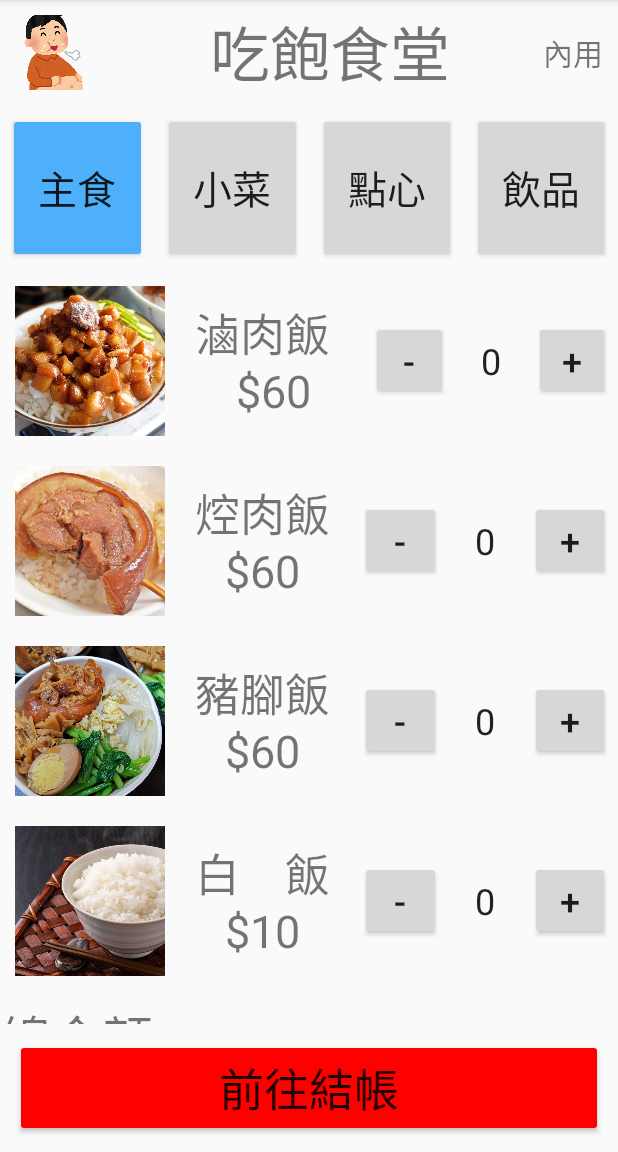
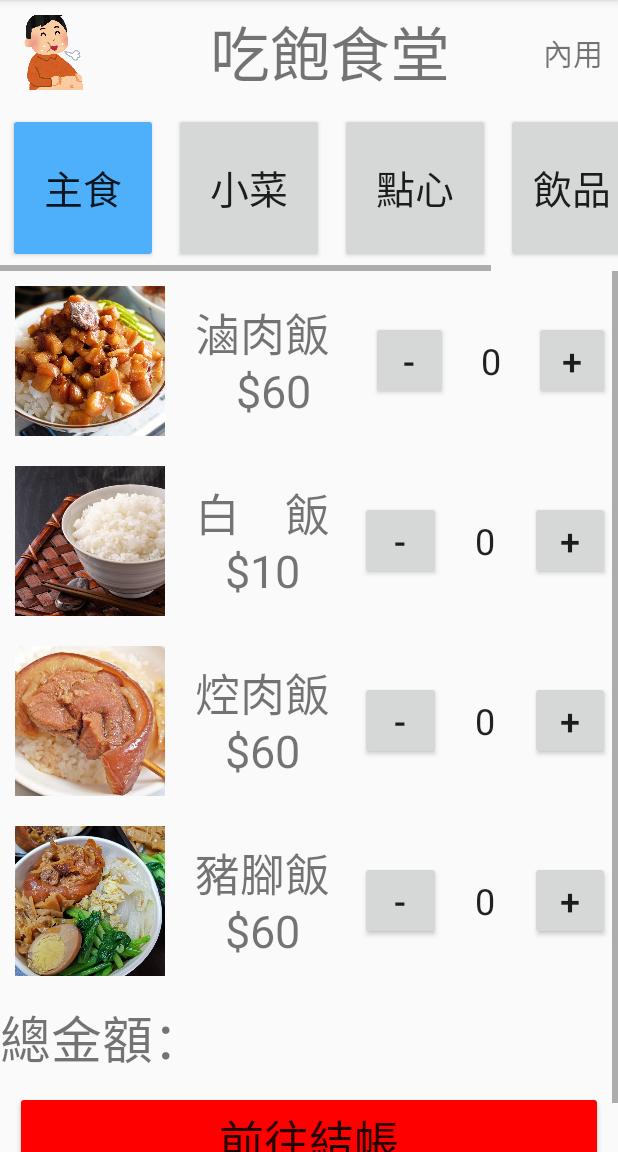
Before and after one commit to ace5718/orderSystem, an Android app: the screen it shows after launch (MainActivity2), after a tap on an icon or button, on a phone screen of 412 x 824 dp, the part 84-1236 px from its top. Run offline under Robolectric (Android 15) with nearby library versions, the phone set to English and light mode, and no system bars; 2 statements that could not run were skipped.

Commit message:
新增 scrollbar 加註解

```diff
--- a/app/src/main/java/com/example/ordersystem/MainActivity.kt
+++ b/app/src/main/java/com/example/ordersystem/MainActivity.kt
@@ -6,86 +6,29 @@ import android.os.Bundle
 import android.widget.ImageView
 import androidx.core.util.rangeTo
 
+class MainActivity : AppCompatActivity() {
 
-class FoodData (_name: String, _price: Int, _imgUrl: String,_type: Int , _count :Int){
-    val name = _name
-    val price = _price
-    val imgUrl = _imgUrl
-    val type = _type
-    var count = _count
-}
-
-class MainData(){
-    var orderType = 0
-    var foodType = ArrayList<String>()
-    var foodDataArray = ArrayList<FoodData>()
-    var total = 0
-    var nowFoodType = 0
-
-    init {
-        this.getFoodData()
-        this.getFoodType()
-    }
-
-    private fun getFoodData(){
-        val data = arrayOf(
-            arrayOf("滷肉飯", 60, "", 0),
-            arrayOf("控肉販", 60, "", 0),
-            arrayOf("豬腳飯", 60, "", 0),
-            arrayOf("白　飯", 10, "", 0),
-
-            arrayOf("煲青菜", 30, "", 1),
-            arrayOf("皮蛋豆腐", 40, "", 1),
-            arrayOf("滷豬腳", 75, "", 1),
-            arrayOf("荷包蛋", 10, "", 1),
-
-            arrayOf("奶　烙", 40, "", 2),
-            arrayOf("冰淇淋", 40, "", 2),
-            arrayOf("手工布丁", 40, "", 2),
-            arrayOf("花生麻糬", 10, "", 2),
-
-            arrayOf("可口可樂", 30, "", 3),
-            arrayOf("百事可樂", 30, "", 3),
-            arrayOf("雪　碧", 30, "", 3),
-            arrayOf("黑松沙士", 30, "", 3),
-        )
-
-        for (i in 0 .. (data.size - 1).toInt()){
-            this.foodDataArray.add(FoodData(data[i][0].toString(),
-                data[i][1].toString().toInt(),
-                data[i][2].toString(),
-                data[i][3].toString().toInt(),0))
-        }
-    }
-
-    private fun getFoodType(){
-        val data = arrayOf("主食", "小菜", "點心", "飲品")
-
-        for (i in 0 .. (data.size -1).toInt()){
-            this.foodType.add(data[i])
-        }
-    }
-
-
-}
-
-class MainActivity : AppCompatActivity() {
     override fun onCreate(savedInstanceState: Bundle?) {
         super.onCreate(savedInstanceState)
         setContentView(R.layout.activity_main)
-
-        var data = MainData()
 
         val iv1:ImageView = findViewById(R.id.imageView3)
         val iv2:ImageView = findViewById(R.id.imageView2)
 
         iv1.setOnClickListener{
             Intent(this,MainActivity2::class.java).apply {
+                val bundle = Bundle()
+                bundle.putString("type", "1")
+                intent.putExtras(bundle)
                 startActivity(this)
             }
         }
+
         iv2.setOnClickListener{
             Intent(this,MainActivity2::class.java).apply {
+                val bundle = Bundle()
+                bundle.putString("type", "2")
+                intent.putExtras(bundle)
                 startActivity(this)
             }
         }
--- a/app/src/main/java/com/example/ordersystem/MainActivity2.kt
+++ b/app/src/main/java/com/example/ordersystem/MainActivity2.kt
@@ -1,35 +1,104 @@
 package com.example.ordersystem
 
 import android.content.Intent
+import android.graphics.Color
 import androidx.appcompat.app.AppCompatActivity
 import android.os.Bundle
 import android.widget.Button
+import android.widget.HorizontalScrollView
+import android.widget.LinearLayout
+import androidx.core.view.marginBottom
+import androidx.core.view.marginEnd
+import androidx.core.view.marginStart
+import androidx.core.view.marginTop
 
 class MainActivity2 : AppCompatActivity() {
+    class FoodData (_name: String, _price: Int, _imgUrl: String,_type: Int , _count :Int){
+        val name = _name
+        val price = _price
+        val imgUrl = _imgUrl
+        val type = _type
+        var count = _count
+    }
+
+    class MainData(){
+        var foodDataArray = ArrayList<FoodData>() //食物類型
+        var foodType = ArrayList<String>() //食物資料
+        var nowFoodType = 0 //現在選擇的食物類型
+        var orderType = 0 //點餐類型
+        var total = 0 //總金額
+
+        init {
+            this.getFoodData()
+            this.getFoodType()
+        }
+
+        private fun getFoodData(){
+            val data = arrayOf(
+                arrayOf("滷肉飯", 60, "", 0),
+                arrayOf("控肉販", 60, "", 0),
+                arrayOf("豬腳飯", 60, "", 0),
+                arrayOf("白　飯", 10, "", 0),
+
+                arrayOf("煲青菜", 30, "", 1),
+                arrayOf("皮蛋豆腐", 40, "", 1),
+                arrayOf("滷豬腳", 75, "", 1),
+                arrayOf("荷包蛋", 10, "", 1),
+
+                arrayOf("奶　烙", 40, "", 2),
+                arrayOf("冰淇淋", 40, "", 2),
+                arrayOf("手工布丁", 40, "", 2),
+                arrayOf("花生麻糬", 10, "", 2),
+
+                arrayOf("可口可樂", 30, "", 3),
+                arrayOf("百事可樂", 30, "", 3),
+                arrayOf("雪　碧", 30, "", 3),
+                arrayOf("黑松沙士", 30, "", 3),
+            )
+
+            for (i in 0 .. (data.size - 1).toInt()){
+                this.foodDataArray.add(FoodData(data[i][0].toString(),
+                    data[i][1].toString().toInt(),
+                    data[i][2].toString(),
+                    data[i][3].toString().toInt(),0))
+            }
+        }
+
+        private fun getFoodType(){
+            val data = arrayOf("主食", "小菜", "點心", "飲品")
+
+            for (i in 0 .. (data.size -1).toInt()){
+                this.foodType.add(data[i])
+            }
+        }
+
+    }
+
     override fun onCreate(savedInstanceState: Bundle?) {
         super.onCreate(savedInstanceState)
         setContentView(R.layout.activity_main2)
 
-        val but02:Button = findViewById(R.id.but02)
-        val but03:Button = findViewById(R.id.but03)
-        val but04:Button = findViewById(R.id.but04)
+        val data = MainData()
 
-        but02.setOnClickListener {
-            Intent(this,MainActivity3::class.java).apply {
-                startActivity(this)
-            }
-        }
+        val typeView = findViewById<LinearLayout>(R.id.foodTypeVIew)
+        val testbtn = findViewById<Button>(R.id.but01)
 
-        but03.setOnClickListener {
-            Intent(this,MainActivity4::class.java).apply {
-                startActivity(this)
-            }
-        }
+        val btn = Button(this)
+        btn.width = 100
+        btn.height = 100
+        btn.text = "小菜"
+        typeView.addView(btn)
 
-        but04.setOnClickListener {
-            Intent(this,MainActivity5::class.java).apply {
-                startActivity(this)
-            }
-        }
+        //android:id="@+id/but02"
+        //                    android:layout_width="100dp"
+        //                    android:layout_height="100dp"
+        //                    android:layout_marginStart="5dp"
+        //                    android:layout_marginTop="5dp"
+        //                    android:layout_marginEnd="5dp"
+        //                    android:layout_marginBottom="5dp"
+        //                    android:layout_weight="0"
+        //                    android:text="小菜"
+        //                    android:textAlignment="center"
+        //                    android:textSize="26sp"
     }
 }
--- a/app/src/main/res/layout/activity_main2.xml
+++ b/app/src/main/res/layout/activity_main2.xml
@@ -55,23 +55,24 @@
 
         </LinearLayout>
 
+        <HorizontalScrollView
+            android:layout_width="match_parent"
+            android:layout_height="match_parent">
+
             <LinearLayout
-            android:layout_width="match_parent"
-            android:layout_height="wrap_content"
-            android:layout_weight="0"
-            android:gravity="center"
-            android:orientation="horizontal"
-            android:visibility="visible">
+                android:id="@+id/foodTypeVIew"
+                android:layout_width="wrap_content"
+                android:layout_height="match_parent">
 
                 <Button
                     android:id="@+id/but01"
-                android:layout_width="match_parent"
+                    android:layout_width="100dp"
                     android:layout_height="100dp"
                     android:layout_marginStart="5dp"
                     android:layout_marginTop="5dp"
                     android:layout_marginEnd="5dp"
                     android:layout_marginBottom="5dp"
-                android:layout_weight="1"
+                    android:layout_weight="0"
                     android:backgroundTint="#4EB0FB"
                     android:text="主食"
                     android:textAlignment="center"
@@ -79,44 +80,54 @@
 
                 <Button
                     android:id="@+id/but02"
-                android:layout_width="match_parent"
-                android:layout_height="100dp"
+                    android:layout_width="100dp"
+                    android:layout_height="match_parent"
                     android:layout_marginStart="5dp"
                     android:layout_marginTop="5dp"
                     android:layout_marginEnd="5dp"
                     android:layout_marginBottom="5dp"
-                android:layout_weight="1"
+                    android:layout_weight="0"
                     android:text="小菜"
                     android:textAlignment="center"
                     android:textSize="26sp" />
 
                 <Button
                     android:id="@+id/but03"
-                android:layout_width="match_parent"
-                android:layout_height="100dp"
+                    android:layout_width="100dp"
+                    android:layout_height="match_parent"
                     android:layout_marginStart="5dp"
                     android:layout_marginTop="5dp"
                     android:layout_marginEnd="5dp"
                     android:layout_marginBottom="5dp"
-                android:layout_weight="1"
+                    android:layout_weight="0"
                     android:text="點心"
                     android:textAlignment="center"
                     android:textSize="26sp" />
 
                 <Button
                     android:id="@+id/but04"
-                android:layout_width="match_parent"
+                    android:layout_width="wrap_content"
                     android:layout_height="100dp"
                     android:layout_marginStart="5dp"
                     android:layout_marginTop="5dp"
                     android:layout_marginEnd="5dp"
                     android:layout_marginBottom="5dp"
-                android:layout_weight="1"
+                    android:layout_weight="0"
                     android:text="飲品"
                     android:textAlignment="center"
                     android:textSize="26sp" />
 
             </LinearLayout>
+        </HorizontalScrollView>
+
+        <ScrollView
+            android:layout_width="match_parent"
+            android:layout_height="match_parent">
+
+            <LinearLayout
+                android:layout_width="match_parent"
+                android:layout_height="wrap_content"
+                android:orientation="vertical" >
 
                 <LinearLayout
                     android:layout_width="match_parent"
@@ -177,6 +188,75 @@
 
                         <Button
                             android:id="@+id/btnIncrease1"
+                            android:layout_width="wrap_content"
+                            android:layout_height="wrap_content"
+                            android:layout_weight="1"
+                            android:gravity="center"
+                            android:text="+"
+                            android:textSize="24sp" />
+                    </LinearLayout>
+
+                </LinearLayout>
+
+                <LinearLayout
+                    android:layout_width="match_parent"
+                    android:layout_height="wrap_content"
+                    android:layout_marginTop="10dp"
+                    android:layout_marginBottom="10dp"
+                    android:gravity="center"
+                    android:orientation="horizontal">
+
+                    <ImageView
+                        android:id="@+id/imageView5"
+                        android:layout_width="100dp"
+                        android:layout_height="100dp"
+                        android:layout_marginStart="10dp"
+                        android:layout_marginTop="0dp"
+                        android:scaleType="centerCrop"
+                        app:srcCompat="@drawable/d" />
+
+                    <TextView
+                        android:id="@+id/tv04"
+                        android:layout_width="wrap_content"
+                        android:layout_height="wrap_content"
+                        android:layout_marginStart="20dp"
+                        android:layout_marginTop="0dp"
+                        android:layout_marginEnd="20dp"
+                        android:text="白　飯\n$10"
+                        android:textAlignment="center"
+                        android:textSize="30sp" />
+
+                    <LinearLayout
+                        android:layout_width="wrap_content"
+                        android:layout_height="match_parent"
+                        android:layout_marginEnd="5dp"
+                        android:focusable="true"
+                        android:orientation="horizontal"
+                        android:showDividers="middle">
+
+                        <Button
+                            android:id="@+id/btnDecrease4"
+                            android:layout_width="wrap_content"
+                            android:layout_height="wrap_content"
+                            android:layout_weight="1"
+                            android:gravity="center"
+                            android:text="-"
+                            android:textSize="24sp" />
+
+                        <EditText
+                            android:id="@+id/etAmount4"
+                            android:layout_width="94dp"
+                            android:layout_height="match_parent"
+                            android:layout_weight="1"
+                            android:background="@null"
+                            android:gravity="center"
+                            android:inputType="number"
+                            android:minWidth="60dp"
+                            android:text="0"
+                            android:textSize="24sp" />
+
+                        <Button
+                            android:id="@+id/btnIncrease4"
                             android:layout_width="wrap_content"
                             android:layout_height="wrap_content"
                             android:layout_weight="1"
@@ -327,75 +407,6 @@
 
                 <LinearLayout
                     android:layout_width="match_parent"
-            android:layout_height="wrap_content"
-            android:layout_marginTop="10dp"
-            android:layout_marginBottom="10dp"
-            android:gravity="center"
-            android:orientation="horizontal">
-
-            <ImageView
-                android:id="@+id/imageView5"
-                android:layout_width="100dp"
-                android:layout_height="100dp"
-                android:layout_marginStart="10dp"
-                android:layout_marginTop="0dp"
-                android:scaleType="centerCrop"
-                app:srcCompat="@drawable/d" />
-
-            <TextView
-                android:id="@+id/tv04"
-                android:layout_width="wrap_content"
-                android:layout_height="wrap_content"
-                android:layout_marginStart="20dp"
-                android:layout_marginTop="0dp"
-                android:layout_marginEnd="20dp"
-                android:text="白　飯\n$10"
-                android:textAlignment="center"
-                android:textSize="30sp" />
-
-            <LinearLayout
-                android:layout_width="wrap_content"
-                android:layout_height="match_parent"
-                android:layout_marginEnd="5dp"
-                android:focusable="true"
-                android:orientation="horizontal"
-                android:showDividers="middle">
-
-                <Button
-                    android:id="@+id/btnDecrease4"
-                    android:layout_width="wrap_content"
-                    android:layout_height="wrap_content"
-                    android:layout_weight="1"
-                    android:gravity="center"
-                    android:text="-"
-                    android:textSize="24sp" />
-
-                <EditText
-                    android:id="@+id/etAmount4"
-                    android:layout_width="94dp"
-                    android:layout_height="match_parent"
-                    android:layout_weight="1"
-                    android:background="@null"
-                    android:gravity="center"
-                    android:inputType="number"
-                    android:minWidth="60dp"
-                    android:text="0"
-                    android:textSize="24sp" />
-
-                <Button
-                    android:id="@+id/btnIncrease4"
-                    android:layout_width="wrap_content"
-                    android:layout_height="wrap_content"
-                    android:layout_weight="1"
-                    android:gravity="center"
-                    android:text="+"
-                    android:textSize="24sp" />
-            </LinearLayout>
-
-        </LinearLayout>
-
-        <LinearLayout
-            android:layout_width="match_parent"
                     android:layout_height="match_parent"
                     android:layout_marginTop="5dp"
                     android:orientation="vertical">
@@ -421,6 +432,8 @@
                         android:textSize="30sp" />
 
                 </LinearLayout>
+            </LinearLayout>
+        </ScrollView>
 
     </LinearLayout>
 
--- a/app/src/main/res/values/colors.xml
+++ b/app/src/main/res/values/colors.xml
@@ -7,4 +7,6 @@
     <color name="teal_700">#FF018786</color>
     <color name="black">#FF000000</color>
     <color name="white">#FFFFFFFF</color>
+
+    <color name="sea_blue">#4EB0FB</color>
 </resources>
```
Lines whose indentation alone changed are shown as unchanged.
